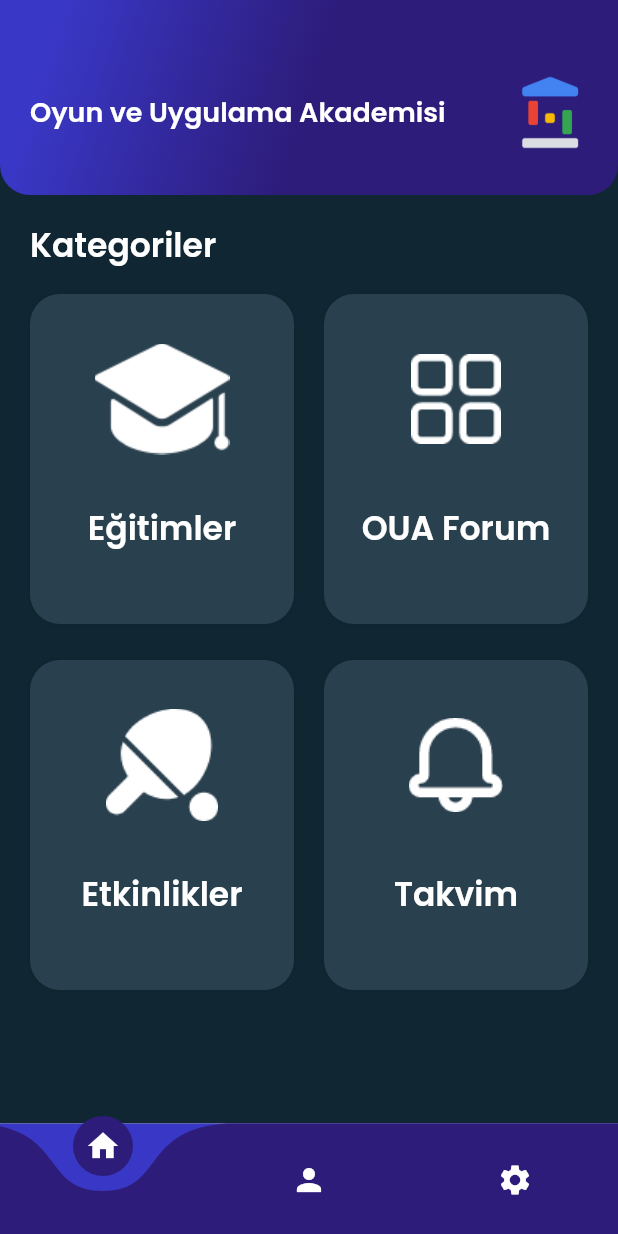
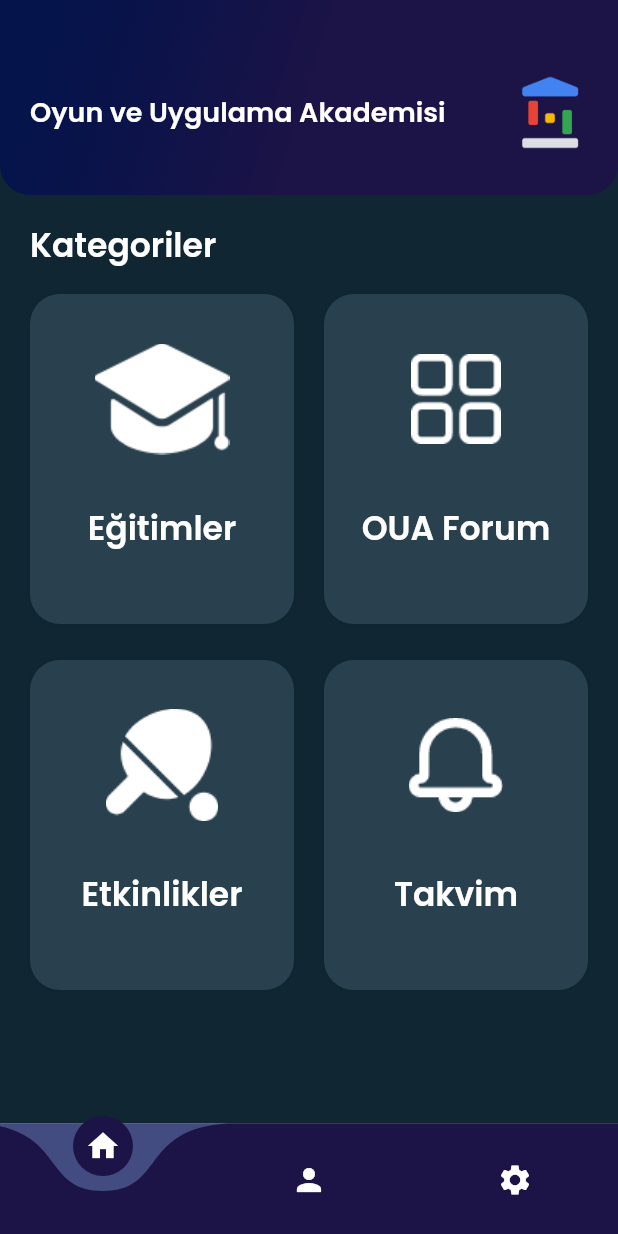
Before and after one commit to Rcpsngl/academy_mobile, a Flutter app: the screen it shows after launch, on a phone screen of 412 x 824 dp. Run offline on Flutter 3.47's test engine with Material 2 defaults, Android fonts, the phone set to English and light mode, and no system bars; drawn by our look-alikes of curved_navigation_bar; our stand-ins replace cloud_firestore, firebase_auth, firebase_core, font_awesome_flutter, video_player; accounts and stored records are empty.

Commit message:
Merge branch 'main' of https://github.com/ookokk/academy_mobile

```diff
--- a/academy/lib/screens/featured_screen.dart
+++ b/academy/lib/screens/featured_screen.dart
@@ -176,8 +176,8 @@ class AppBar extends StatelessWidget {
           end: Alignment.bottomRight,
           stops: [0.1, 0.5],
           colors: [
-            Color.fromARGB(255, 57, 55, 197),
-            Color.fromARGB(255, 45, 28, 122),
+            Color.fromARGB(187, 1, 13, 83),
+            Color.fromARGB(255, 28, 19, 70),
           ],
         ),
       ),
--- a/academy/lib/widgets/bottom_nav_bar.dart
+++ b/academy/lib/widgets/bottom_nav_bar.dart
@@ -34,8 +34,8 @@ class _CustomNavigationBarState extends State<CustomNavigationBar> {
         children: _pages,
       ),
       bottomNavigationBar: CurvedNavigationBar(
-        backgroundColor: Color.fromARGB(255, 57, 55, 197),
-        color: Color.fromARGB(255, 45, 28, 122),
+        backgroundColor: Color.fromARGB(187, 1, 13, 83),
+        color: Color.fromARGB(255, 28, 19, 70),
         animationDuration: Duration(milliseconds: 300),
         onTap: _onTabTapped,
         items: [
```
